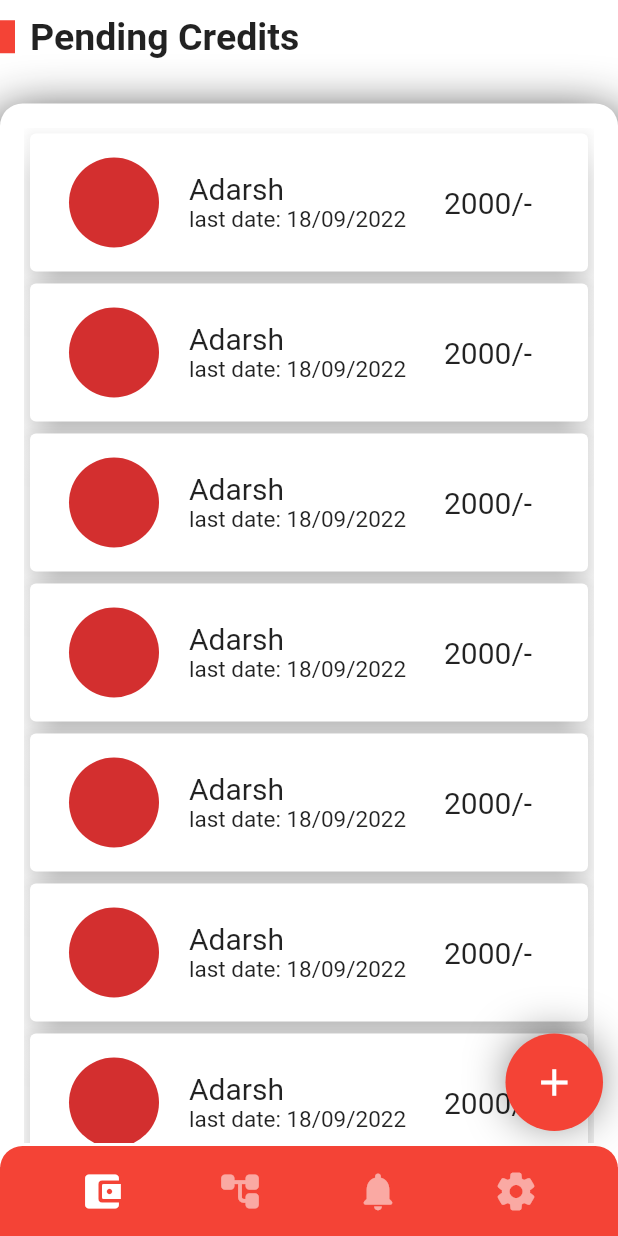
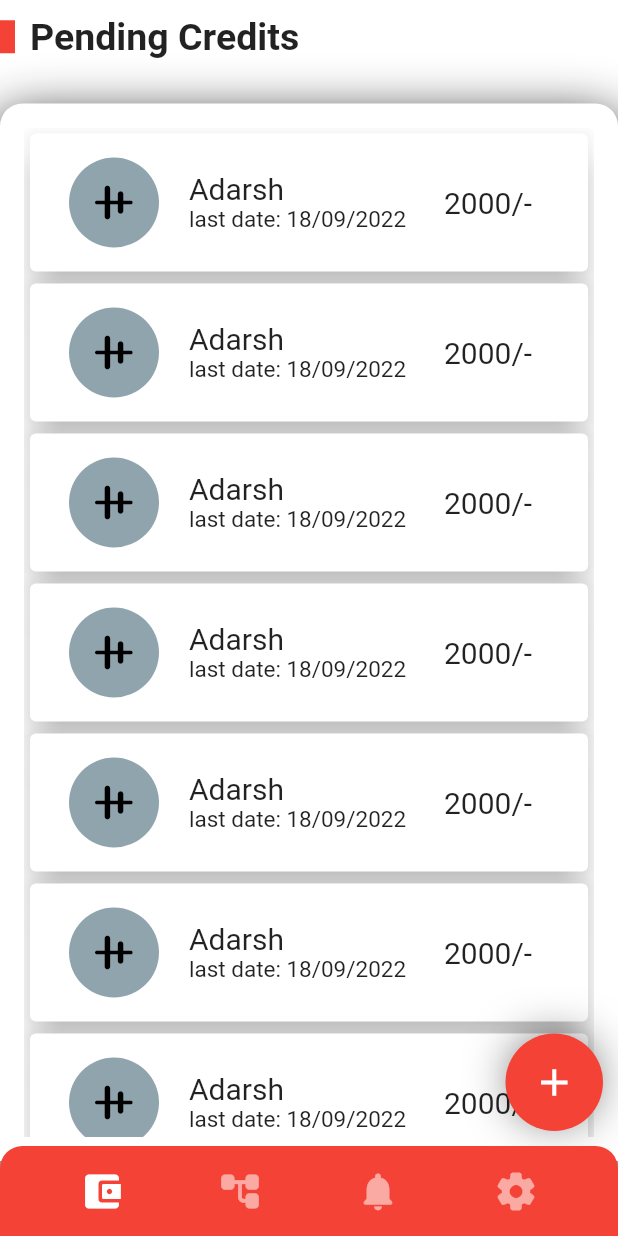
Before and after one commit to aexces/mong, a Flutter app: the screen it shows after launch, on a phone screen of 412 x 824 dp. Run offline on Flutter 3.47's test engine with Material 2 defaults, Android fonts, the phone set to English and light mode, and no system bars; our stand-ins replace auto_route, bloc, flutter_bloc, freezed_annotation, get_it, injectable; Roboto replaces fonts that are missing (UbuntuCondensed).

Commit message:
credits completed

```diff
--- a/lib/presentation/pages/credits/pending_credits.dart
+++ b/lib/presentation/pages/credits/pending_credits.dart
@@ -4,22 +4,23 @@ import 'package:mong/core/constants.dart';
 
 import '../../widgets/head.dart';
 import '../main/widgets/circular_button.dart';
+import '../main/widgets/money_card.dart';
 
 class PendingCredits extends StatelessWidget {
   const PendingCredits({Key? key}) : super(key: key);
 
   @override
   Widget build(BuildContext context) {
-    final size = MediaQuery.of(context).size;
     return Stack(
       children: [
         Column(
           children: [
-            const Head(),
+            const Head(heading: "Pending Credits"),
             kHeight20,
-            Container(
-              height: size.height - 115,
+            Expanded(
+              child: Container(
                 padding: const EdgeInsets.all(kDefaultPadding),
+                margin: const EdgeInsets.only(bottom: 50),
                 decoration: const BoxDecoration(
                     color: kWhiteColor,
                     borderRadius: kRadiusTL15TR15,
@@ -33,62 +34,11 @@ class PendingCredits extends StatelessWidget {
                     ]),
                 child: ListView.builder(
                   itemCount: 100,
+                  shrinkWrap: true,
                   itemBuilder: ((context, index) {
-                  return Card(
-                    elevation: 10,
-                    child: Container(
-                      padding: const EdgeInsets.all(kDefaultPadding),
-                      width: double.infinity,
-                      // height: 80,
-                      decoration: const BoxDecoration(
-                        borderRadius: kRadius20,
+                    return const MoneyCard();
+                  }),
                 ),
-                      child: Row(
-                        mainAxisAlignment: MainAxisAlignment.spaceEvenly,
-                        children: [
-                          kwidth10,
-                          const CircleAvatar(
-                            radius: 30,
-                          ),
-                          kwidth20,
-                          Expanded(
-                            flex: 2,
-                            child: Column(
-                              crossAxisAlignment: CrossAxisAlignment.start,
-                              mainAxisAlignment: MainAxisAlignment.center,
-                              children: const [
-                                Text(
-                                  "Adarsh",
-                                  textAlign: TextAlign.start,
-                                  style: TextStyle(
-                                    fontSize: 20,
-                                  ),
-                                ),
-                                Text(
-                                  "last date: 18/09/2022",
-                                  textAlign: TextAlign.start,
-                                  style: TextStyle(
-                                    fontSize: 15,
-                                  ),
-                                ),
-                              ],
-                            ),
-                          ),
-                          kwidth10,
-                          const Expanded(
-                            child: Text(
-                              "2000/-",
-                              textAlign: TextAlign.start,
-                              style: TextStyle(
-                                fontSize: 20,
-                              ),
-                            ),
-                          ),
-                        ],
-                      ),
-                    ),
-                  );
-                }),
               ),
             ),
           ],
--- /dev/null
+++ b/lib/presentation/pages/main/widgets/money_card.dart
@@ -0,0 +1,74 @@
+import 'package:flutter/material.dart';
+import 'package:mong/core/colors.dart';
+
+import '../../../../core/constants.dart';
+
+class MoneyCard extends StatelessWidget {
+  const MoneyCard({
+    Key? key,
+  }) : super(key: key);
+
+  @override
+  Widget build(BuildContext context) {
+    return Card(
+      elevation: 10,
+      child: Container(
+        padding: const EdgeInsets.all(kDefaultPadding),
+        width: double.infinity,
+        // height: 80,
+        decoration: const BoxDecoration(
+          borderRadius: kRadius20,
+        ),
+        child: Row(
+          mainAxisAlignment: MainAxisAlignment.spaceEvenly,
+          children: [
+            kwidth10,
+            CircleAvatar(
+              radius: 30,
+              backgroundColor: Colors.blueGrey.shade300,
+              child: const Icon(
+                Icons.align_vertical_center_rounded,
+                size: 30,
+                color: kBlackColor,
+              ),
+            ),
+            kwidth20,
+            Expanded(
+              flex: 2,
+              child: Column(
+                crossAxisAlignment: CrossAxisAlignment.start,
+                mainAxisAlignment: MainAxisAlignment.center,
+                children: const [
+                  Text(
+                    "Adarsh",
+                    textAlign: TextAlign.start,
+                    style: TextStyle(
+                      fontSize: 20,
+                    ),
+                  ),
+                  Text(
+                    "last date: 18/09/2022",
+                    textAlign: TextAlign.start,
+                    style: TextStyle(
+                      fontSize: 15,
+                    ),
+                  ),
+                ],
+              ),
+            ),
+            kwidth10,
+            const Expanded(
+              child: Text(
+                "2000/-",
+                textAlign: TextAlign.start,
+                style: TextStyle(
+                  fontSize: 20,
+                ),
+              ),
+            ),
+          ],
+        ),
+      ),
+    );
+  }
+}
--- a/lib/presentation/widgets/head.dart
+++ b/lib/presentation/widgets/head.dart
@@ -5,7 +5,9 @@ import '../../core/constants.dart';
 class Head extends StatelessWidget {
   const Head({
     Key? key,
+    required this.heading,
   }) : super(key: key);
+  final String heading;
 
   @override
   Widget build(BuildContext context) {
@@ -19,9 +21,9 @@ class Head extends StatelessWidget {
             color: Colors.red,
           ),
           kwidth10,
-          const Text(
-            "Pending Credits",
-            style: TextStyle(
+          Text(
+            heading,
+            style: const TextStyle(
               fontSize: 25,
               fontFamily: "UbuntuCondensed",
               fontWeight: FontWeight.bold,
```
Lines whose indentation alone changed are shown as unchanged.
